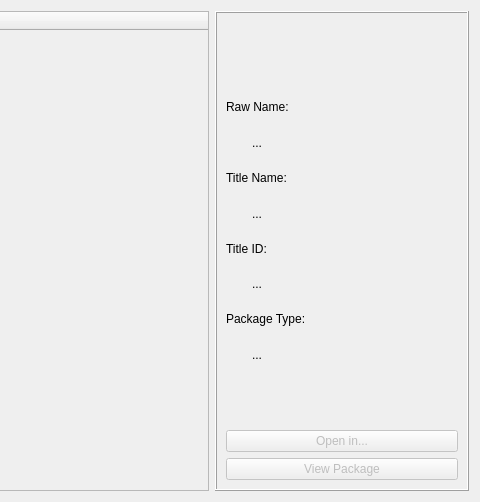
Before: the Qt Designer form Velocity/devicecontentviewer.ui in hetelek/Velocity, drawn with Qt 5; both pictures show x 437 to 917 and y 0 to 502 of the 917 by 502 pixel window.
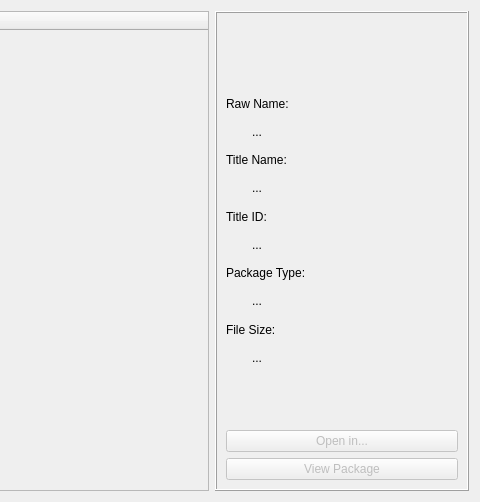
After: the same form once the commit is applied. Icons and pictures are not drawn.

The edit to the form file:
```diff
--- a/Velocity/devicecontentviewer.ui
+++ b/Velocity/devicecontentviewer.ui
@@ -61,9 +61,7 @@
        <property name="frameShadow">
         <enum>QFrame::Raised</enum>
        </property>
-       <layout class="QVBoxLayout" name="verticalLayout_8">
-        <item>
-         <layout class="QVBoxLayout" name="verticalLayout_7" stretch="2,5,1,0">
+       <layout class="QVBoxLayout" name="verticalLayout_9">
           <item>
            <layout class="QHBoxLayout" name="horizontalLayout_3" stretch="0,0,0,0,0">
             <item>
@@ -158,7 +156,9 @@
            </layout>
           </item>
           <item>
-           <layout class="QVBoxLayout" name="verticalLayout_6">
+         <layout class="QVBoxLayout" name="verticalLayout_8" stretch="5,1,0">
+          <item>
+           <layout class="QVBoxLayout" name="verticalLayout_7">
             <item>
              <layout class="QVBoxLayout" name="verticalLayout">
               <item>
@@ -311,6 +311,41 @@
               </item>
              </layout>
             </item>
+            <item>
+             <layout class="QVBoxLayout" name="verticalLayout_6">
+              <item>
+               <widget class="QLabel" name="label_5">
+                <property name="text">
+                 <string>File Size:</string>
+                </property>
+               </widget>
+              </item>
+              <item>
+               <layout class="QHBoxLayout" name="horizontalLayout_8" stretch="1,8">
+                <item>
+                 <spacer name="horizontalSpacer_8">
+                  <property name="orientation">
+                   <enum>Qt::Horizontal</enum>
+                  </property>
+                  <property name="sizeHint" stdset="0">
+                   <size>
+                    <width>40</width>
+                    <height>20</height>
+                   </size>
+                  </property>
+                 </spacer>
+                </item>
+                <item>
+                 <widget class="QLabel" name="lblFileSize">
+                  <property name="text">
+                   <string>...</string>
+                  </property>
+                 </widget>
+                </item>
+               </layout>
+              </item>
+             </layout>
+            </item>
            </layout>
           </item>
           <item>
```
Lines whose indentation alone changed are shown as unchanged.
